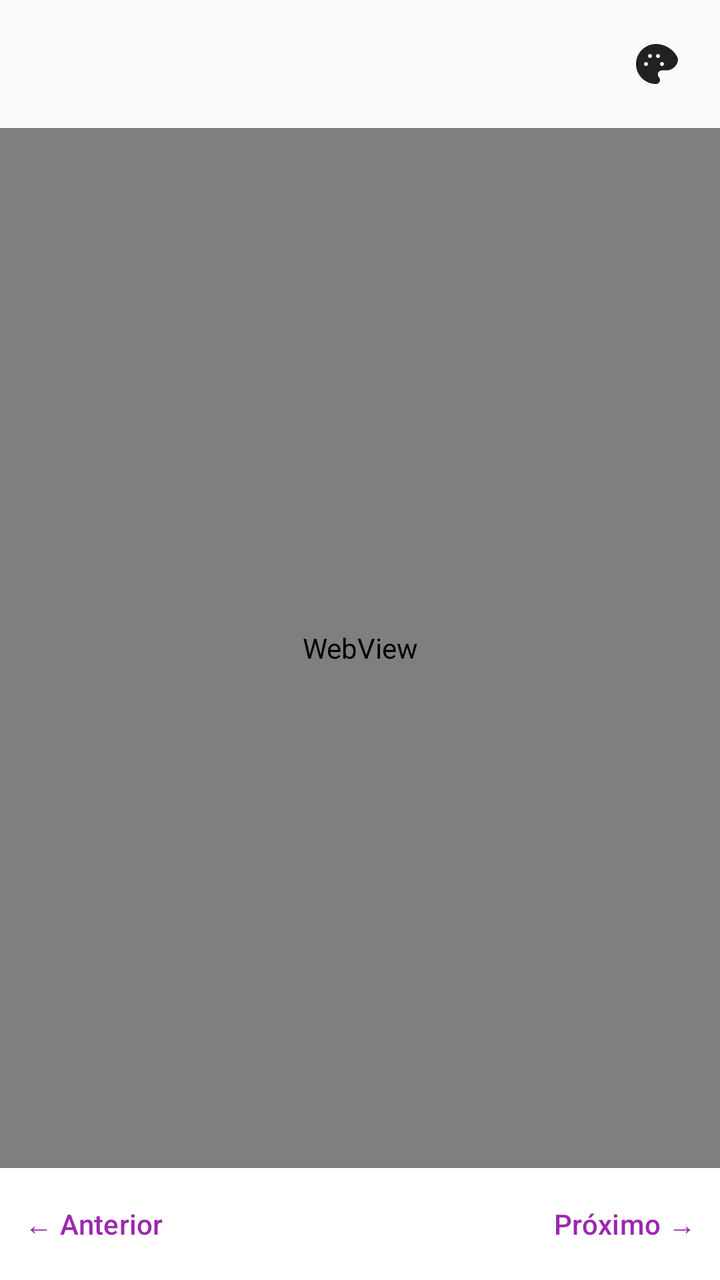
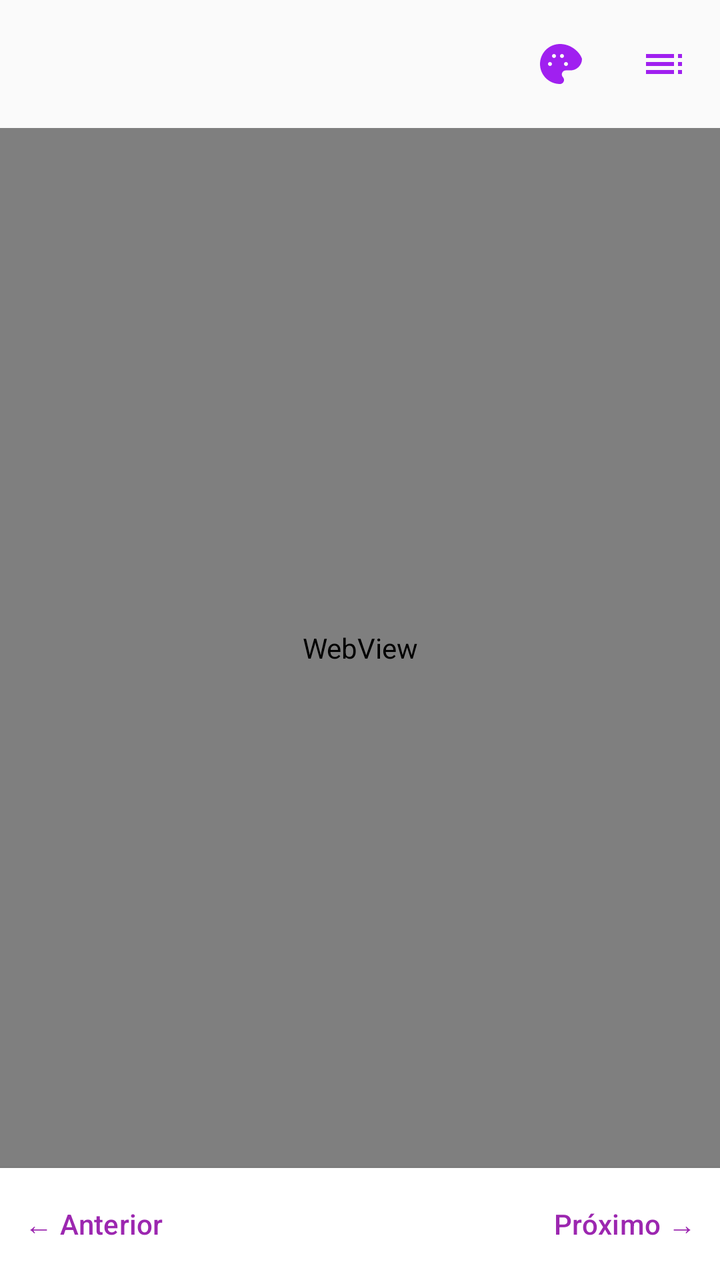

The first picture is an Android layout as it rendered before a commit; the second is the same layout after the commit. The layout source and the unified diff follow.
<!-- AndroidManifest.xml: application theme Theme.EpubReader -->
<!-- res/layout/activity_reader.xml -->
<?xml version="1.0" encoding="utf-8"?>
<LinearLayout
    xmlns:android="http://schemas.android.com/apk/res/android"
    android:layout_width="match_parent"
    android:layout_height="match_parent"
    android:orientation="vertical">

    <com.google.android.material.appbar.MaterialToolbar
        android:id="@+id/toolbar"
        android:layout_width="match_parent"
        android:layout_height="?attr/actionBarSize">

        <ImageButton
            android:id="@+id/btnTheme"
            android:layout_width="48dp"
            android:layout_height="48dp"
            android:layout_gravity="end"
            android:layout_marginEnd="8dp"
            android:background="?attr/selectableItemBackgroundBorderless"
            android:contentDescription="Tema"
            android:src="@drawable/ic_palette"
            android:tint="?attr/colorOnSurface"/>

    </com.google.android.material.appbar.MaterialToolbar>

    <WebView
        android:id="@+id/webView"
        android:layout_width="match_parent"
        android:layout_height="0dp"
        android:layout_weight="1"/>

    
    <LinearLayout
        android:layout_width="match_parent"
        android:layout_height="56dp"
        android:orientation="horizontal"
        android:gravity="center_vertical"
        android:background="?attr/colorSurface"
        android:elevation="4dp">

        <Button
            android:id="@+id/btnPrevChapter"
            style="@style/Widget.Material3.Button.TextButton"
            android:layout_width="wrap_content"
            android:layout_height="wrap_content"
            android:text="← Anterior"/>

        <TextView
            android:id="@+id/tvChapterInfo"
            android:layout_width="0dp"
            android:layout_height="wrap_content"
            android:layout_weight="1"
            android:gravity="center"
            android:textSize="13sp"/>

        <Button
            android:id="@+id/btnNextChapter"
            style="@style/Widget.Material3.Button.TextButton"
            android:layout_width="wrap_content"
            android:layout_height="wrap_content"
            android:text="Próximo →"/>
    </LinearLayout>
</LinearLayout>
<!-- resources referenced by this layout -->
<resources>
  <!-- drawable ic_palette (drawable) -->
  <?xml version="1.0" encoding="utf-8"?>
  <vector xmlns:android="http://schemas.android.com/apk/res/android"
      android:width="24dp"
      android:height="24dp"
      android:viewportWidth="24"
      android:viewportHeight="24">
      <path
          android:fillColor="@android:color/black"
          android:pathData="M12,2C6.48,2 2,6.48 2,12s4.48,10 10,10c1.1,0 2-0.9 2-2 0-0.55-0.21-1.05-0.55-1.42 -0.32-0.37-0.53-0.86-0.53-1.38 0-1.1 0.9-2 2-2h2.36c3.09,0 5.72-2.63 5.72-5.72C22,6.05 17.52,2 12,2zM7,13c-0.55,0 -1-0.45 -1-1s0.45-1 1-1 1,0.45 1,1 -0.45,1 -1,1zM9,9C8.45,9 8,8.55 8,8s0.45-1 1-1 1,0.45 1,1 -0.45,1 -1,1zM13,9c-0.55,0 -1-0.45 -1-1s0.45-1 1-1 1,0.45 1,1 -0.45,1 -1,1zM15,13c-0.55,0 -1-0.45 -1-1s0.45-1 1-1 1,0.45 1,1 -0.45,1 -1,1z"/>
  </vector>
  <style name="Theme.EpubReader" parent="Theme.Material3.DayNight.NoActionBar">
  
          
          <item name="colorPrimary">@color/purple_500</item>
          <item name="colorOnPrimary">@color/white</item>
          <item name="colorPrimaryContainer">@color/purple_100</item>
          <item name="colorOnPrimaryContainer">@color/purple_900</item>
  
          <item name="colorSecondary">@color/teal_200</item>
          <item name="colorOnSecondary">@color/black</item>
          <item name="colorSecondaryContainer">@color/teal_100</item>
          <item name="colorOnSecondaryContainer">@color/teal_900</item>
  
          
          <item name="colorSurface">@color/white</item>
          <item name="colorOnSurface">@color/gray_900</item>
          <item name="colorSurfaceVariant">@color/gray_100</item>
          <item name="colorOnSurfaceVariant">@color/gray_700</item>
  
          
          <item name="android:colorBackground">@color/gray_50</item>
          <item name="colorOnBackground">@color/gray_900</item>
  
          
          <item name="android:statusBarColor">?attr/colorSurface</item>
          <item name="android:navigationBarColor">?attr/colorSurface</item>
          <item name="android:windowLightStatusBar">true</item>
  
          
          <item name="textAppearanceBodyLarge">@style/TextAppearance.EpubReader.BodyLarge</item>
      </style>
  <color name="purple_500">#9C27B0</color>
  <color name="white">#FFFFFF</color>
  <color name="purple_100">#EDE7F6</color>
  <color name="purple_900">#4A148C</color>
  <color name="teal_200">#80CBC4</color>
  <color name="black">#000000</color>
  <color name="teal_100">#E0F2F1</color>
  <color name="teal_900">#004D40</color>
  <color name="gray_900">#212121</color>
  <color name="gray_100">#F5F5F5</color>
  <color name="gray_700">#616161</color>
  <color name="gray_50">#FAFAFA</color>
  <style name="TextAppearance.EpubReader.BodyLarge" parent="TextAppearance.Material3.BodyLarge">
          <item name="android:textSize">16sp</item>
      </style>
</resources>

<!-- the commit's change to res/layout/activity_reader.xml (unified diff, before → after) -->
@@ -11,15 +11,24 @@
         android:layout_height="?attr/actionBarSize">
 
         <ImageButton
+            android:id="@+id/btnIndex"
+            android:layout_width="48dp"
+            android:layout_height="48dp"
+            android:layout_gravity="end"
+            android:layout_marginEnd="4dp"
+            android:background="?attr/selectableItemBackgroundBorderless"
+            android:src="@drawable/ic_index"
+            android:contentDescription="Índice"/>
+
+        <ImageButton
             android:id="@+id/btnTheme"
             android:layout_width="48dp"
             android:layout_height="48dp"
             android:layout_gravity="end"
-            android:layout_marginEnd="8dp"
+            android:layout_marginEnd="4dp"
             android:background="?attr/selectableItemBackgroundBorderless"
-            android:contentDescription="Tema"
             android:src="@drawable/ic_palette"
-            android:tint="?attr/colorOnSurface"/>
+            android:contentDescription="Tema"/>
 
     </com.google.android.material.appbar.MaterialToolbar>
 
@@ -29,7 +38,6 @@
         android:layout_height="0dp"
         android:layout_weight="1"/>
 
-    
     <LinearLayout
         android:layout_width="match_parent"
         android:layout_height="56dp"
@@ -59,5 +67,7 @@
             android:layout_width="wrap_content"
             android:layout_height="wrap_content"
             android:text="Próximo →"/>
+
     </LinearLayout>
+
 </LinearLayout>
<!-- resource entries referenced after the edit -->
@@ -1,5 +1,16 @@
 <!-- resources referenced by this layout -->
 <resources>
+  <!-- drawable ic_index (drawable) -->
+  <?xml version="1.0" encoding="utf-8"?>
+  <vector xmlns:android="http://schemas.android.com/apk/res/android"
+      android:width="24dp"
+      android:height="24dp"
+      android:viewportWidth="24"
+      android:viewportHeight="24">
+      <path
+          android:fillColor="#A020F0"
+          android:pathData="M3,9H17V7H3V9ZM3,13H17V11H3V13ZM3,17H17V15H3V17ZM19,17H21V15H19V17ZM19,7V9H21V7H19ZM19,13H21V11H19V13Z"/>
+  </vector>
   <!-- drawable ic_palette (drawable) -->
   <?xml version="1.0" encoding="utf-8"?>
   <vector xmlns:android="http://schemas.android.com/apk/res/android"
@@ -8,7 +19,7 @@
       android:viewportWidth="24"
       android:viewportHeight="24">
       <path
-          android:fillColor="@android:color/black"
+          android:fillColor="#A020F0"
           android:pathData="M12,2C6.48,2 2,6.48 2,12s4.48,10 10,10c1.1,0 2-0.9 2-2 0-0.55-0.21-1.05-0.55-1.42 -0.32-0.37-0.53-0.86-0.53-1.38 0-1.1 0.9-2 2-2h2.36c3.09,0 5.72-2.63 5.72-5.72C22,6.05 17.52,2 12,2zM7,13c-0.55,0 -1-0.45 -1-1s0.45-1 1-1 1,0.45 1,1 -0.45,1 -1,1zM9,9C8.45,9 8,8.55 8,8s0.45-1 1-1 1,0.45 1,1 -0.45,1 -1,1zM13,9c-0.55,0 -1-0.45 -1-1s0.45-1 1-1 1,0.45 1,1 -0.45,1 -1,1zM15,13c-0.55,0 -1-0.45 -1-1s0.45-1 1-1 1,0.45 1,1 -0.45,1 -1,1z"/>
   </vector>
   <style name="Theme.EpubReader" parent="Theme.Material3.DayNight.NoActionBar">
